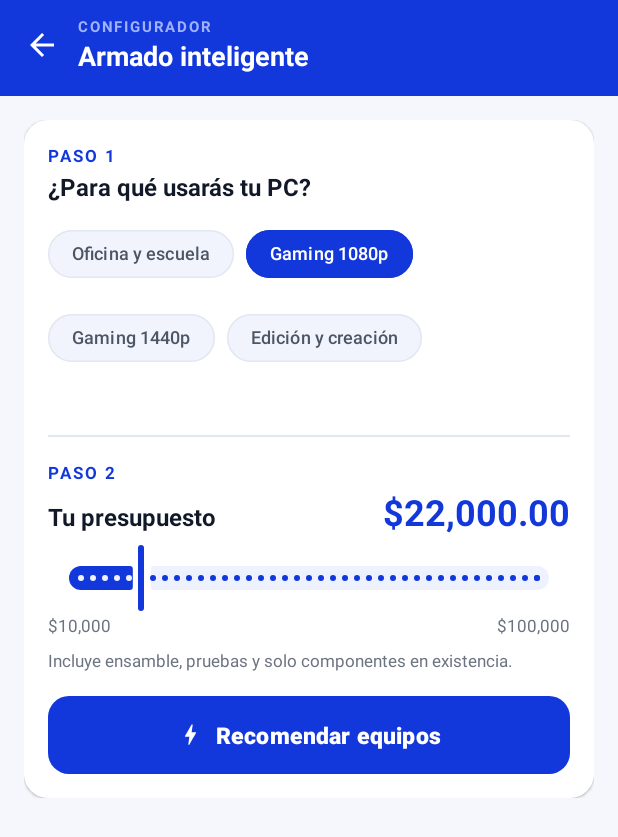
After one commit to IDGS-905-23002384/movil, an Android app: the RecomendadorActivity screen opened directly, with no data from a screen before it, on a phone screen of 412 x 824 dp. The commit adds this screen. Shown: the top 837 px of the screen. Run offline under Robolectric (Android 15) with nearby library versions, the phone set to English and light mode, and no system bars; network calls fail; pictures from the network do not load.

Commit message:
actualizacion-armado-inteligente

```diff
--- a/app/build.gradle.kts
+++ b/app/build.gradle.kts
@@ -14,8 +14,8 @@ android {
         applicationId = "com.maithear.reach"
         minSdk = 24
         targetSdk = 37
-        versionCode = 4
-        versionName = "2.2"
+        versionCode = 5
+        versionName = "2.3"
 
         testInstrumentationRunner = "androidx.test.runner.AndroidJUnitRunner"
         buildConfigField("String", "API_BASE_URL", "\"http://192.168.1.9:5133/\"")
--- a/app/src/main/AndroidManifest.xml
+++ b/app/src/main/AndroidManifest.xml
@@ -34,6 +34,7 @@
         <activity android:name=".auth.RegistroActivity" android:exported="false" android:windowSoftInputMode="adjustResize" />
         <activity android:name=".tienda.TiendaActivity" android:exported="false" android:windowSoftInputMode="adjustPan" />
         <activity android:name=".tienda.ProductoDetalleActivity" android:exported="false" />
+        <activity android:name=".configurador.RecomendadorActivity" android:exported="false" />
         <activity android:name=".checkout.CheckoutActivity" android:exported="false" android:windowSoftInputMode="adjustResize" />
         <activity android:name=".cuenta.DireccionesActivity" android:exported="false" />
         <activity android:name=".cuenta.DireccionFormActivity" android:exported="false" android:windowSoftInputMode="adjustResize" />
--- a/app/src/main/java/com/maithear/reach/configurador/ArmaPcFragment.kt
+++ b/app/src/main/java/com/maithear/reach/configurador/ArmaPcFragment.kt
@@ -103,6 +103,9 @@ class ArmaPcFragment : Fragment(), Refrescable {
             if (indice >= listaPasos.size - 1) abrirResumen() else irAPaso(indice + 1)
         }
         view.findViewById<MaterialButton>(R.id.btnVerResumen).setOnClickListener { abrirResumen() }
+        view.findViewById<View>(R.id.btnRecomendador).setOnClickListener {
+            startActivity(android.content.Intent(requireContext(), RecomendadorActivity::class.java))
+        }
         view.findViewById<View>(R.id.btnReiniciar).setOnClickListener {
             if (ConfiguradorEstado.vacio) return@setOnClickListener
             requireContext().confirmar("Reiniciar configuración", "Se quitarán todos los componentes seleccionados.", "Reiniciar") {
--- a/app/src/main/java/com/maithear/reach/core/ApiService.kt
+++ b/app/src/main/java/com/maithear/reach/core/ApiService.kt
@@ -78,6 +78,12 @@ interface ApiService {
 
     @GET("api/configurador/prearmados")
     suspend fun prearmados(): List<Prearmado>
+
+    @GET("api/configurador/usos")
+    suspend fun usosEquipo(): List<UsoEquipo>
+
+    @POST("api/configurador/recomendar")
+    suspend fun recomendar(@Body body: RecomendacionRequest): Recomendaciones
 
     @GET("api/carrito")
     suspend fun carrito(): Carrito
--- a/app/src/main/java/com/maithear/reach/tienda/InicioFragment.kt
+++ b/app/src/main/java/com/maithear/reach/tienda/InicioFragment.kt
@@ -24,6 +24,7 @@ import com.maithear.reach.core.saludo
 import com.maithear.reach.core.visible
 import com.maithear.reach.notificaciones.Campana
 import com.maithear.reach.mapas.SucursalesActivity
+import com.maithear.reach.configurador.RecomendadorActivity
 import kotlinx.coroutines.async
 import kotlinx.coroutines.launch
 
@@ -51,6 +52,9 @@ class InicioFragment : Fragment(), Refrescable {
         Campana.configurar(view.findViewById(R.id.campanaInicio), requireActivity())
         view.findViewById<View>(R.id.buscadorInicio).setOnClickListener { tienda?.abrirCatalogo(enfocarBusqueda = true) }
         view.findViewById<View>(R.id.cardBannerArma).setOnClickListener { tienda?.irA(R.id.nav_arma) }
+        view.findViewById<View>(R.id.cardRecomendadorInicio).setOnClickListener {
+            startActivity(android.content.Intent(requireContext(), RecomendadorActivity::class.java))
+        }
         view.findViewById<View>(R.id.cardSucursalesInicio).setOnClickListener {
             startActivity(android.content.Intent(requireContext(), SucursalesActivity::class.java))
         }
--- /dev/null
+++ b/app/src/main/res/layout/activity_recomendador.xml
@@ -0,0 +1,202 @@
+<?xml version="1.0" encoding="utf-8"?>
+<LinearLayout xmlns:android="http://schemas.android.com/apk/res/android"
+    xmlns:app="http://schemas.android.com/apk/res-auto"
+    android:layout_width="match_parent"
+    android:layout_height="match_parent"
+    android:background="@color/fondo"
+    android:orientation="vertical">
+
+    <include layout="@layout/view_header" />
+
+    <androidx.core.widget.NestedScrollView
+        android:id="@+id/scrollRecomendador"
+        android:layout_width="match_parent"
+        android:layout_height="0dp"
+        android:layout_weight="1"
+        android:clipToPadding="false">
+
+        <LinearLayout
+            android:id="@+id/contenidoRecomendador"
+            android:layout_width="match_parent"
+            android:layout_height="wrap_content"
+            android:orientation="vertical"
+            android:padding="16dp">
+
+            <LinearLayout
+                style="@style/ReachTarjeta"
+                android:layout_width="match_parent"
+                android:layout_height="wrap_content"
+                android:orientation="vertical">
+
+                <TextView
+                    style="@style/ReachEyebrow"
+                    android:layout_width="wrap_content"
+                    android:layout_height="wrap_content"
+                    android:text="Paso 1" />
+
+                <TextView
+                    style="@style/ReachSeccion"
+                    android:layout_width="wrap_content"
+                    android:layout_height="wrap_content"
+                    android:layout_marginTop="2dp"
+                    android:text="¿Para qué usarás tu PC?" />
+
+                <com.google.android.material.chip.ChipGroup
+                    android:id="@+id/chipsUso"
+                    android:layout_width="match_parent"
+                    android:layout_height="wrap_content"
+                    android:layout_marginTop="10dp"
+                    app:selectionRequired="true"
+                    app:singleSelection="true">
+
+                    <com.google.android.material.chip.Chip android:id="@+id/chipUsoOficina" style="@style/ReachChip" android:layout_width="wrap_content" android:layout_height="wrap_content" android:tag="OFICINA" android:text="Oficina y escuela" />
+                    <com.google.android.material.chip.Chip android:id="@+id/chipUsoFhd" style="@style/ReachChip" android:layout_width="wrap_content" android:layout_height="wrap_content" android:checked="true" android:tag="GAMING_FHD" android:text="Gaming 1080p" />
+                    <com.google.android.material.chip.Chip android:id="@+id/chipUsoQhd" style="@style/ReachChip" android:layout_width="wrap_content" android:layout_height="wrap_content" android:tag="GAMING_QHD" android:text="Gaming 1440p" />
+                    <com.google.android.material.chip.Chip android:id="@+id/chipUsoCreacion" style="@style/ReachChip" android:layout_width="wrap_content" android:layout_height="wrap_content" android:tag="CREACION" android:text="Edición y creación" />
+                </com.google.android.material.chip.ChipGroup>
+
+                <TextView
+                    android:id="@+id/tvUsoDescripcion"
+                    style="@style/ReachCuerpo"
+                    android:layout_width="match_parent"
+                    android:layout_height="wrap_content"
+                    android:layout_marginTop="6dp" />
+
+                <View
+                    android:layout_width="match_parent"
+                    android:layout_height="1dp"
+                    android:layout_marginTop="16dp"
+                    android:layout_marginBottom="16dp"
+                    android:background="@color/borde" />
+
+                <TextView
+                    style="@style/ReachEyebrow"
+                    android:layout_width="wrap_content"
+                    android:layout_height="wrap_content"
+                    android:text="Paso 2" />
+
+                <LinearLayout
+                    android:layout_width="match_parent"
+                    android:layout_height="wrap_content"
+                    android:layout_marginTop="2dp"
+                    android:gravity="bottom"
+                    android:orientation="horizontal">
+
+                    <TextView
+                        style="@style/ReachSeccion"
+                        android:layout_width="0dp"
+                        android:layout_height="wrap_content"
+                        android:layout_weight="1"
+                        android:text="Tu presupuesto" />
+
+                    <TextView
+                        android:id="@+id/tvPresupuesto"
+                        style="@style/ReachPrecio"
+                        android:layout_width="wrap_content"
+                        android:layout_height="wrap_content"
+                        android:textSize="24sp" />
+                </LinearLayout>
+
+                <com.google.android.material.slider.Slider
+                    android:id="@+id/sliderPresupuesto"
+                    android:layout_width="match_parent"
+                    android:layout_height="wrap_content"
+                    android:layout_marginTop="4dp"
+                    android:contentDescription="Presupuesto"
+                    android:stepSize="500"
+                    android:value="22000"
+                    android:valueFrom="10000"
+                    android:valueTo="100000"
+                    app:labelBehavior="gone"
+                    app:thumbColor="@color/azul"
+                    app:trackColorActive="@color/azul"
+                    app:trackColorInactive="@color/azul_claro" />
+
+                <LinearLayout
+                    android:layout_width="match_parent"
+                    android:layout_height="wrap_content"
+                    android:orientation="horizontal">
+
+                    <TextView
+                        style="@style/ReachPequeno"
+                        android:layout_width="0dp"
+                        android:layout_height="wrap_content"
+                        android:layout_weight="1"
+                        android:text="$10,000" />
+
+                    <TextView
+                        style="@style/ReachPequeno"
+                        android:layout_width="wrap_content"
+                        android:layout_height="wrap_content"
+                        android:text="$100,000" />
+                </LinearLayout>
+
+                <TextView
+                    style="@style/ReachPequeno"
+                    android:layout_width="match_parent"
+                    android:layout_height="wrap_content"
+                    android:layout_marginTop="8dp"
+                    android:text="Incluye ensamble, pruebas y solo componentes en existencia." />
+
+                <com.google.android.material.button.MaterialButton
+                    android:id="@+id/btnRecomendar"
+                    style="@style/ReachBotonPrimario"
+                    android:layout_width="match_parent"
+                    android:layout_height="wrap_content"
+                    android:layout_marginTop="16dp"
+                    android:text="Recomendar equipos"
+                    app:icon="@drawable/ic_bolt"
+                    app:iconGravity="textStart"
+                    app:iconTint="@color/white" />
+            </LinearLayout>
+
+            <com.google.android.material.progressindicator.LinearProgressIndicator
+                android:id="@+id/progresoRecomendador"
+                android:layout_width="match_parent"
+                android:layout_height="wrap_content"
+                android:layout_marginTop="16dp"
+                android:indeterminate="true"
+                android:visibility="gone"
+                app:indicatorColor="@color/azul"
+                app:trackColor="@color/azul_claro" />
+
+            <TextView
+                android:id="@+id/tvAvisoRecomendador"
+                android:layout_width="match_parent"
+                android:layout_height="wrap_content"
+                android:layout_marginTop="16dp"
+                android:background="@drawable/bg_aviso_ambar"
+                android:drawablePadding="10dp"
+                android:gravity="center_vertical"
+                android:padding="14dp"
+                android:textColor="@color/ambar_oscuro"
+                android:textSize="13sp"
+                android:visibility="gone"
+                app:drawableStartCompat="@drawable/ic_warning"
+                app:drawableTint="@color/ambar_oscuro" />
+
+            <TextView
+                android:id="@+id/tvTituloResultados"
+                style="@style/ReachSeccion"
+                android:layout_width="match_parent"
+                android:layout_height="wrap_content"
+                android:layout_marginTop="22dp"
+                android:visibility="gone" />
+
+            <TextView
+                android:id="@+id/tvSubtituloResultados"
+                style="@style/ReachCuerpo"
+                android:layout_width="match_parent"
+                android:layout_height="wrap_content"
+                android:layout_marginTop="2dp"
+                android:text="Todas son 100% compatibles. Puedes agregarlas directo o ajustarlas en Arma tu PC."
+                android:visibility="gone" />
+
+            <LinearLayout
+                android:id="@+id/llRecomendaciones"
+                android:layout_width="match_parent"
+                android:layout_height="wrap_content"
+                android:orientation="vertical" />
+        </LinearLayout>
+    </androidx.core.widget.NestedScrollView>
+</LinearLayout>
```
Also changed, not shown: app/src/main/java/com/maithear/reach/configurador/ConfiguradorEstado.kt (+11 -0 lines), app/src/main/java/com/maithear/reach/configurador/RecomendadorActivity.kt (added, +253 -0 lines), app/src/main/java/com/maithear/reach/core/Modelos.kt (+23 -0 lines), app/src/main/res/layout/fragment_arma_pc.xml (+21 -0 lines), app/src/main/res/layout/fragment_inicio.xml (+59 -0 lines), app/src/main/res/layout/item_recomendacion.xml (added, +149 -0 lines).
